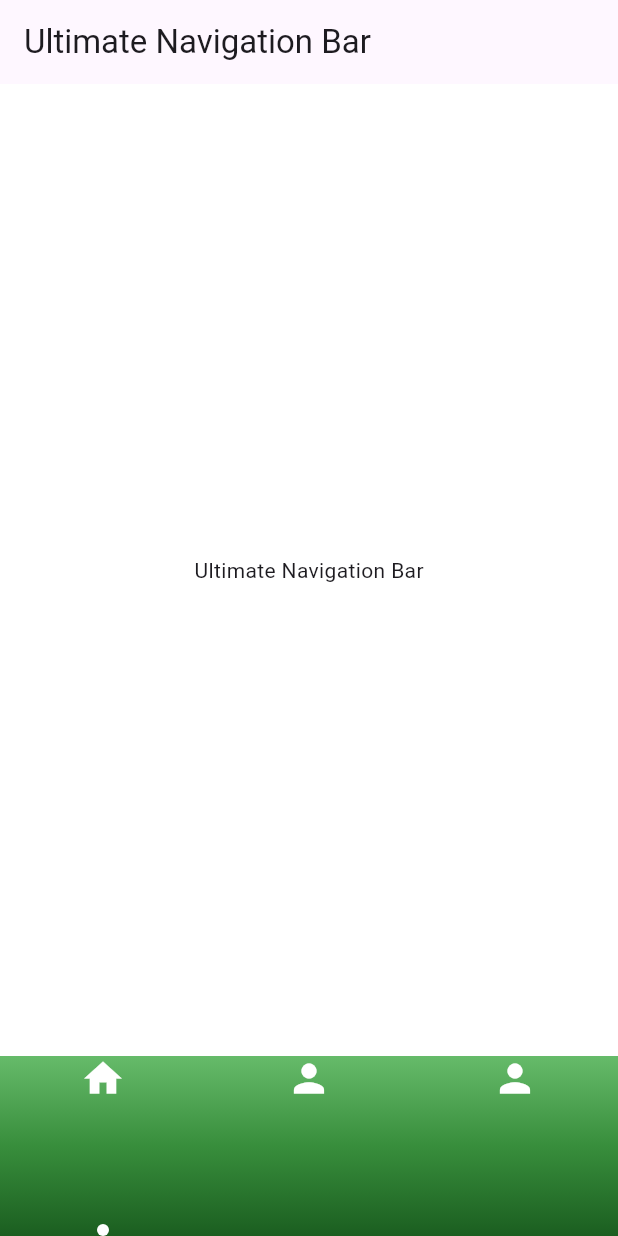
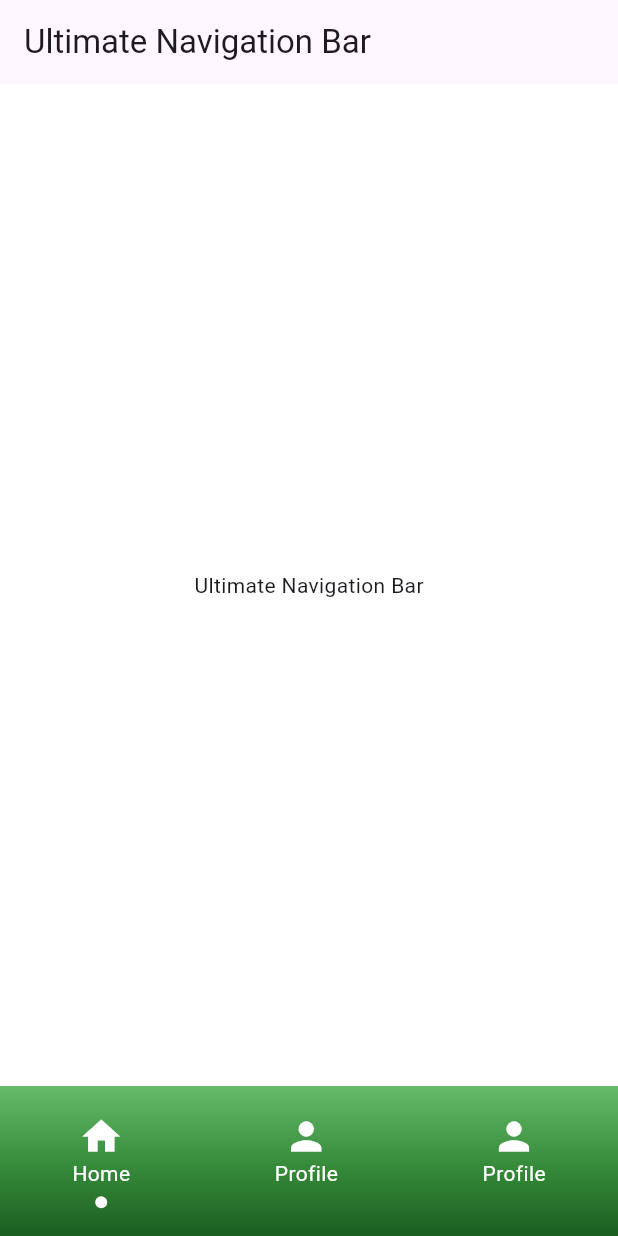
Before and after one commit to UltimateNavBar/ultimate_navigation_bar, a Flutter app: the screen it shows after launch, on a phone screen of 412 x 824 dp. Run offline on Flutter 3.47's test engine with Material 3 defaults, Android fonts, the phone set to English and light mode, and no system bars.

Commit message:
Fix Update

```diff
--- a/example/lib/main.dart
+++ b/example/lib/main.dart
@@ -44,23 +44,26 @@ class _MyAppState extends State<MyApp> {
           gradientType: GradientType.vertical,
           itemsColor: Colors.white,
           isFloating: false,
-          barHeight: 120,
+          barHeight: 100,
           iconsSize: 30,
           borderRadiusBar: BorderRadius.circular(80),
           showIndicator: true,
           items: [
             NavBarItem(
                 icon: Icons.home,
+                label: "Home",
                 onTap: () {
                   print('tapped');
                 }),
             NavBarItem(
                 icon: Icons.person,
+                label: "Profile",
                 onTap: () {
                   print('tapped');
                 }),
             NavBarItem(
                 icon: Icons.person,
+                label: "Profile",
                 onTap: () {
                   print('tapped');
                 }),
--- a/lib/src/nav_bar.dart
+++ b/lib/src/nav_bar.dart
@@ -52,6 +52,7 @@ class UltimateNavBar extends StatelessWidget {
     return items
         .map((item) => GestureDetector(
       onTap: () => {onPressed(items.indexOf(item)), item.onTap},
+      child: IntrinsicHeight(
         child: SizedBox(
           child: Column(
             mainAxisAlignment: MainAxisAlignment.center,
@@ -65,7 +66,7 @@ class UltimateNavBar extends StatelessWidget {
               if (item.label != null)
                 Text(item.label!,
                     style: TextStyle(color: itemsColor ?? Colors.black)),
-            Spacer(),
+              SizedBox(height: 5),
               ValueListenableBuilder(
                   valueListenable: notifyIndex,
                   builder:
@@ -85,6 +86,7 @@ class UltimateNavBar extends StatelessWidget {
                     );
                   })
             ],
+          ),
         ),
       ),
     ))
```
Also changed, not shown: example/pubspec.lock. Lines whose indentation alone changed are shown as unchanged.
